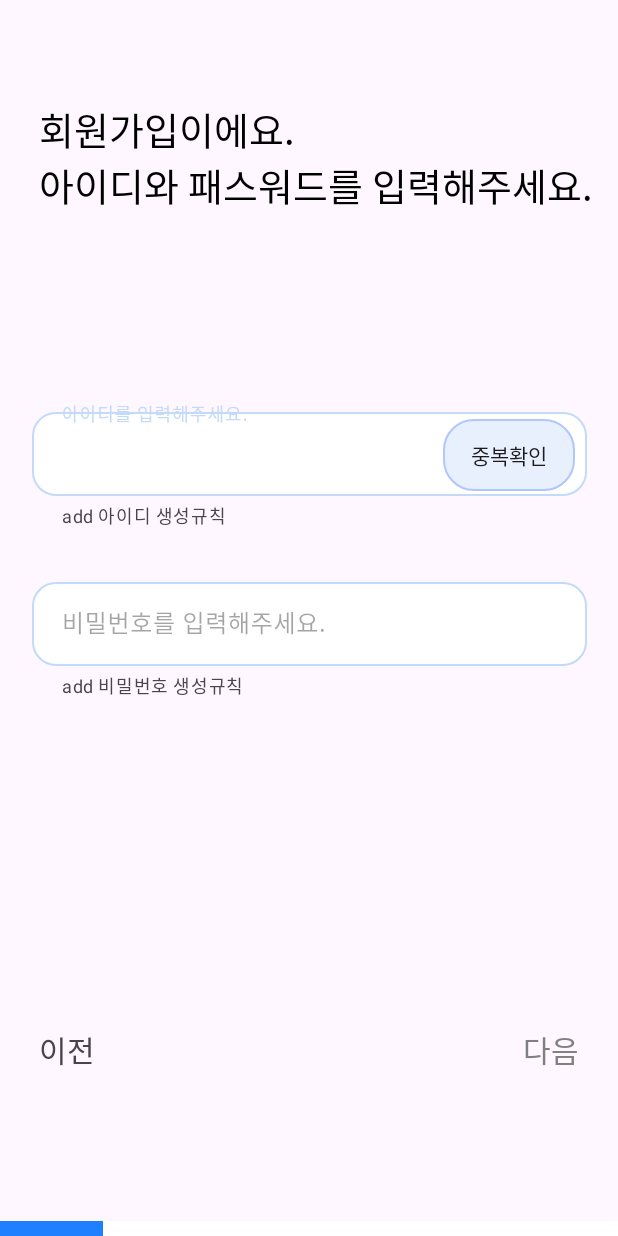
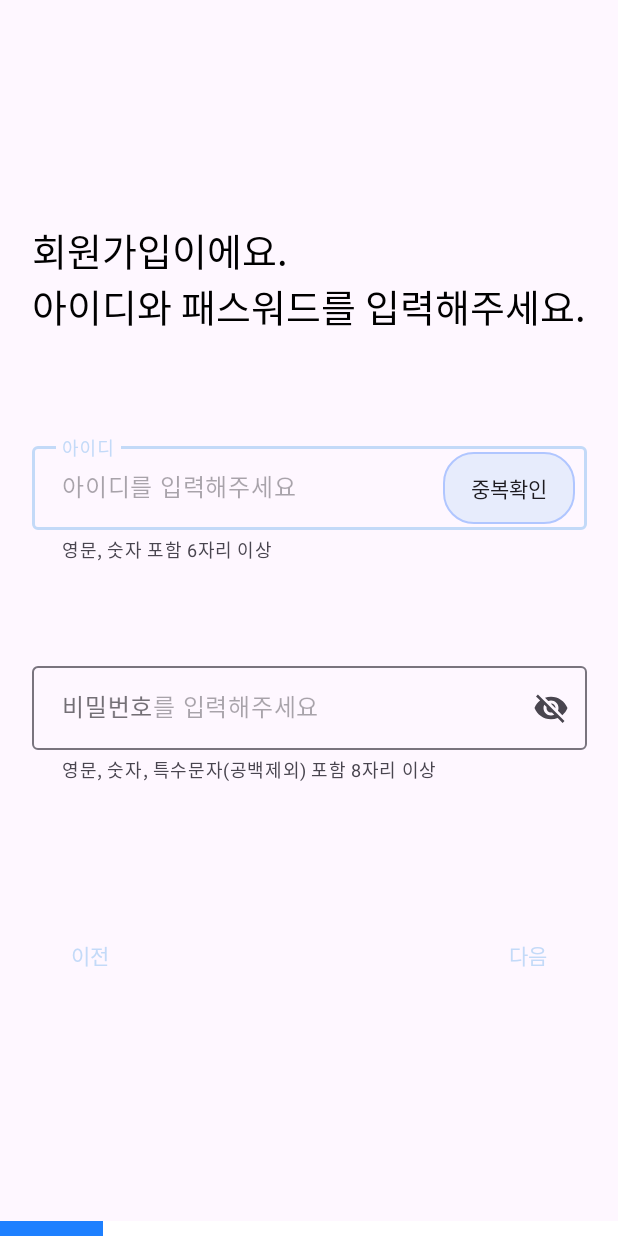
Before and after one commit to SeLino98/TravelMaker, an Android app: the screen it shows after launch (SignupActivity), on a phone screen of 412 x 824 dp. Run offline under Robolectric (Android 15) with nearby library versions, the phone set to English and light mode, and no system bars; our stand-ins replace Dagger/Hilt's generated code; 3 statements that could not run were skipped.

Commit message:
Feat: SignupIdPwFragment.kt

```diff
--- a/travelmaker_android/app/src/main/java/com/gumibom/travelmaker/ui/signup/SignupIdPwFragment.kt
+++ b/travelmaker_android/app/src/main/java/com/gumibom/travelmaker/ui/signup/SignupIdPwFragment.kt
@@ -1,6 +1,8 @@
 package com.gumibom.travelmaker.ui.signup
 
 import android.os.Bundle
+import android.text.Editable
+import android.text.TextWatcher
 import android.util.Log
 import android.view.LayoutInflater
 import android.view.View
@@ -14,10 +16,12 @@ import com.gumibom.travelmaker.databinding.FragmentSignupIdPwBinding
 
 private const val TAG = "SignupIdPwFragment_싸피"
 class SignupIdPwFragment : Fragment() {
+//  0. var, val 설정
     private var _binding : FragmentSignupIdPwBinding? = null
     private val binding get() = _binding!!
     private val signupViewModel : SignupViewModel by activityViewModels()
     private var isNextPage = false
+
 // 1. onCreateView
     override fun onCreateView(
         inflater: LayoutInflater,
@@ -27,43 +31,99 @@ class SignupIdPwFragment : Fragment() {
         _binding = FragmentSignupIdPwBinding.inflate(inflater,container,false)
         return binding.root
     }
+
 // 2. onViewCreated
     override fun onViewCreated(view: View, savedInstanceState: Bundle?) {
         super.onViewCreated(view, savedInstanceState)
+        // 아이디 유효성 검사를 통과 하면, 중복검사 버튼이 활성화됨.
+        // 2-1-1.아이디 유효성 검사
+        binding.etSignupId.addTextChangedListener(object: TextWatcher{
+            // a. 내가 작성 하면서 이벤트 발동
+            override fun beforeTextChanged(s: CharSequence?, start: Int, count: Int, after: Int) {
 
+            }
+            // b. 입력란에 변화가 있을시 발동
+            override fun onTextChanged(s: CharSequence?, start: Int, before: Int, count: Int) {
+            }
+            // c. 입력이 끝났을때 발동
+            override fun afterTextChanged(s: Editable?) {
+                // 텍스트가 변경된 후의 로직
+                s?.let {
+                    // 유효성 검사 실행
+                    val isValidId = validateId(it.toString())
+                    // 중복 확인 버튼 활성화/비활성화
+                    binding.btnSignupId.isEnabled = isValidId
+                }
+            }
+        })
+        // 2-1-2. 비밀번호 유효성 검사
+        binding.etSignupPw.addTextChangedListener(object: TextWatcher{
+            override fun beforeTextChanged(p0: CharSequence?, start: Int, count: Int, after: Int) {
+            }
+            override fun onTextChanged(p0: CharSequence?, start: Int, before: Int, count: Int) {
+            }
+
+            override fun afterTextChanged(p: Editable?) {
+                p?.let {
+                    // 유효성 검사 실행
+                    val isValidPassword = validatePassword(it.toString())
+                    // 중복 확인 버튼 활성화/비활성화
+                    binding.btnSignup1Next.isEnabled = isValidPassword
+            }
+        })
+
+        // 2-2. 불변형 객체로 양방향 바인딩의 '아이디 중복검사버튼'(이하 '중복버튼').. 정의
         val noDuplicationBtn = binding.btnSignupId
-        noDuplicationBtn.setOnClickListener{
+        // 2-3. 중복버튼에 setOnClickListener 달기.
+
+            noDuplicationBtn.setOnClickListener{
+            // 2-4. idContents 라는 id_et창에 친 내용을 string으로 변환한 내용.. 정의
+
             val idContents = binding.etSignupId.text.toString()
-            signupViewModel.checkId(idContents)
-        }
+            // 2-5. checkId라는 (뷰모델에서 정의했던) 함수로 idContents를 검사함
+                signupViewModel.checkId(idContents)
+            }
+            // 1) 버튼을 누를때마다 뷰모델에 liveData를 만들고, 2) 데이터에 옵저버를 달고,
+            // 3) 값이 바뀔 때마다 4) onChanged 메소드가 호출되는 것을 확인한다
+
+        // 2-6. observeData() 함수를 작동 시킨다.
         observeData()
     }
-// 3. observeData()
-    private fun observeData(){
-        signupViewModel.isDuplicatedId.observe(viewLifecycleOwner){it ->
-            if (it == true){
-                Toast.makeText(requireContext(),"중복된 아이디 입니다.",Toast.LENGTH_LONG).show()
-//                '중복된 아이디 입니다.' 라고 toast 뜨기
-            } else {
-                Toast.makeText(requireContext(),"가능한 아이디 입니다.",Toast.LENGTH_LONG).show()
-//                '사용가능한 아이디 입니다.' 라고 toast 뜨기
-            }
+
+    // 3-1. validateId(). 아이디 유효성 검사 함수
+    private fun validateId(id: String): Boolean {
+        // 예: 아이디 길이 및 문자 조건 검사
+        if (id.length > 6 || !id.matches(Regex("^(?=.*[A-Za-z])(?=.*\\d)[A-Za-z\\d]+\$"))) {
+            return false // 유효성 검사 실패
         }
+        return true // 유효성 검사 통과
     }
 
-    // 다음 Text가 활성화 되는 함수
-    // isNextPage = true 되려면... 중복 아닌 아이디 & 비밀번호칸 차야함.
+    // 3-2. validatePassword(). 비밀번호 유효성 검사 함수
+
+    private fun validatePassword(password: String): Boolean {
+        // 비밀번호 유효성 검사: 최소 8자 이상, 알파벳, 숫자, 특수 문자를 포함해야 함
+        return password.matches(Regex("^(?=.*[A-Za-z])(?=.*\\d)(?=.*[@\$!%*?&])[A-Za-z\\d@\$!%*?&]{8,}$"))
+    }
+
+}
+
+    // next 버튼이 활성화 되는 함수
+    // isNextPage = true 되려면..?
+    // 1)아이디 유효성 검사 통과 + 2)아이디 중복검사 통과 + 3)비밀번호 중복검사 통과 되야함
     private fun setNextToggle(){
         val activeColor = ContextCompat.getColor(requireContext(), R.color.black)
-        val notActiveColor = ContextCompat.getColor(requireContext(), R.color.light_gray)
-
+        val nonActiveColor = ContextCompat.getColor(requireContext(), R.color.light_gray)
         signupViewModel.isDuplicatedId.observe(viewLifecycleOwner) {it ->
             Log.d(TAG, "setNextToggle: ")
+            // 중복된 아이디가 아닌 경우
             if (it == false){
-                binding.tvSignupIdPwNext.setTextColor(activeColor)
+                // 이전 버튼의 색을 activeColor 로 변경하고, isNextPage 값을 true로 변경
+                binding.btnSignup1Next.setTextColor(activeColor)
                 isNextPage = true
+            // 중복된 아이디가 맞는 경우
             } else {
-                binding.tvSignupIdPwNext.setTextColor(notActiveColor)
+                // isNextPage 값을 false로 변경
                 isNextPage = false
             }
         }
--- a/travelmaker_android/app/src/main/java/com/gumibom/travelmaker/ui/signup/SignupViewModel.kt
+++ b/travelmaker_android/app/src/main/java/com/gumibom/travelmaker/ui/signup/SignupViewModel.kt
@@ -21,17 +21,17 @@ class SignupViewModel @Inject constructor(
     private val getNaverLocationUseCase: GetNaverLocationUseCase,
     private val getGoogleLocationUseCase: GetGoogleLocationUseCase,
     private val checkDuplicatedIdUseCase: CheckDuplicatedIdUseCase
+
 ) : ViewModel() {
     /*
-        변수 사용하는 공간
+        변수 사용하는 공간 시작
      */
 
-    // 우건
-    // 가변형 변수는 바로 아래쪽에 몰아놓기
+    // 가변형 변수 자리
     var selectAddress = ""
 
-
-
+    // 가변형 변수 자리
+// 우건
     private val _address = MutableLiveData<String>()
     val address : LiveData<String> = _address
 
@@ -40,21 +40,20 @@ class SignupViewModel @Inject constructor(
 
     private val _googleAddressList = MutableLiveData<MutableList<Address>>()
     val googleAddressList : LiveData<MutableList<Address>> = _googleAddressList
-    // 우건
-
-    // 지원
+// 지원
     private val _isDuplicatedId = MutableLiveData<Boolean>()
     val isDuplicatedId : LiveData<Boolean> = _isDuplicatedId
-    // 지원
-
-    // 인호
-    // 인호
+// 인호
 
     /*
-        함수 사용하는 공간
+        변수 사용하는 공간 끝
+    */
+
+
+    /*
+        함수 사용하는 공간 시작
      */
-
-    // 우건
+// 우건
 
     // 네이버 장소 검색 리스트 받기
     fun getNaverLocation(idKey : String, secretKey : String, location : String, display : Int) {
@@ -84,16 +83,16 @@ class SignupViewModel @Inject constructor(
 
     // TODO UseCase 주입 받아서 번호 인증 로직 구현하기
 
-    // 우건
-
-    // 지원
+// 지원
     fun checkId(id: String) {
         viewModelScope.launch {
-//            val isCheckId = checkDuplicatedIdUseCase.checkDuplicatedId(id)!!
-//            _isDuplicatedId.value = isCheckId
+        // '중복된 아디이인지' 의 기본값 = false: 중복된 아이디가 아닙니다.
             _isDuplicatedId.value = false
         }
     }
+// 인호
 
-    // 지원
 }
+/*
+    함수 사용하는 공간 끝
+ */
--- /dev/null
+++ b/travelmaker_android/app/src/main/res/drawable/btn_ripple_effect.xml
@@ -0,0 +1,9 @@
+<?xml version="1.0" encoding="utf-8"?>
+<ripple xmlns:android="http://schemas.android.com/apk/res/android"
+    android:color="#0768B5">
+    <item android:id="@android:id/background">
+        <shape android:shape="rectangle">
+            <solid android:color="#FFFFFF"/>
+        </shape>
+    </item>
+</ripple>
--- a/travelmaker_android/app/src/main/res/layout/fragment_signup_id_pw.xml
+++ b/travelmaker_android/app/src/main/res/layout/fragment_signup_id_pw.xml
@@ -11,31 +11,40 @@
         style="@style/Text.Title"
         android:layout_width="wrap_content"
         android:layout_height="wrap_content"
-        android:layout_marginStart="26dp"
-        android:layout_marginTop="67dp"
-        android:text="회원가입이에요.\n아이디와 패스워드를 입력해주세요."
+        android:text="@string/signup_idpw_title"
+
+        app:layout_constraintHorizontal_bias="0.5"
+        app:layout_constraintVertical_bias="0.2"
         app:layout_constraintStart_toStartOf="parent"
         app:layout_constraintTop_toTopOf="parent"
+        app:layout_constraintEnd_toEndOf="parent"
+        app:layout_constraintBottom_toBottomOf="parent"
         />
+
 
     <com.google.android.material.textfield.TextInputLayout
         android:id="@+id/til_signup_id"
         android:layout_width="370dp"
         android:layout_height="wrap_content"
-        android:layout_marginTop="269dp"
-        app:helperText="add 아이디 생성규칙"
+
+        app:helperText="@string/signup_id_helper_msg"
+        android:hint="@string/signup_label_id"
+        style="@style/TextLabel"
+
+        app:layout_constraintHorizontal_bias="0.5"
+        app:layout_constraintVertical_bias="0.4"
         app:layout_constraintStart_toStartOf="parent"
         app:layout_constraintTop_toTopOf="parent"
         app:layout_constraintEnd_toEndOf="parent"
-        android:textColorHint="@color/hint_color"
+        app:layout_constraintBottom_toBottomOf="parent"
         >
 
         <com.google.android.material.textfield.TextInputEditText
             android:id="@+id/et_signup_id"
-            android:background="@drawable/background_location_edittext"
+
             android:layout_width="match_parent"
             android:layout_height="56dp"
-            android:hint="아이디를 입력해주세요."
+            android:hint="@string/signup_hint_id_msg"
             android:paddingStart="20dp"
             android:paddingEnd="20dp"/>
 
@@ -47,63 +56,111 @@
         android:layout_height="wrap_content"
 
         app:layout_constraintEnd_toEndOf="@+id/til_signup_id"
-        app:layout_constraintTop_toTopOf="@+id/til_signup_id"
-        app:layout_constraintBottom_toBottomOf="@+id/til_signup_id"
-
-        android:layout_marginBottom="16dp"
+        app:layout_constraintTop_toBottomOf="@id/til_signup_id"
+        app:layout_constraintTop_toTopOf="@id/til_signup_id"
+        android:layout_marginTop="9dp"
         android:layout_marginEnd="8dp"
 
-        android:text="중복확인"
+        android:text="@string/signup_btn_check_dup_id"
         android:background="@drawable/btn_duplicate_check"
         />
+
+
 
     <com.google.android.material.textfield.TextInputLayout
         android:id="@+id/til_signup_pw"
         android:layout_width="370dp"
         android:layout_height="wrap_content"
-        android:layout_marginTop="30dp"
-        app:helperText="add 비밀번호 생성규칙"
+
+        app:helperText="@string/signup_pw_helper_msg"
+        android:hint="@string/signup_label_pw"
+        style="@style/TextLabel"
+        app:endIconMode="password_toggle"
+
+        app:layout_constraintHorizontal_bias="0.5"
+        app:layout_constraintVertical_bias="0.6"
         app:layout_constraintStart_toStartOf="parent"
-        app:layout_constraintTop_toBottomOf="@id/til_signup_id"
+        app:layout_constraintTop_toTopOf="parent"
         app:layout_constraintEnd_toEndOf="parent"
-        android:textColorHint="@color/hint_color"
+        app:layout_constraintBottom_toBottomOf="parent"
         >
 
         <com.google.android.material.textfield.TextInputEditText
             android:id="@+id/et_signup_pw"
-            android:background="@drawable/background_location_edittext"
+
             android:layout_width="match_parent"
             android:layout_height="56dp"
-            android:hint="비밀번호를 입력해주세요."
+            android:hint="@string/signup_hint_pw_msg"
             android:paddingStart="20dp"
             android:paddingEnd="20dp"/>
 
     </com.google.android.material.textfield.TextInputLayout>
 
-    <TextView
-        android:id="@+id/tv_signup_id_pw_before"
+
+
+    <Button
+        android:id="@+id/btn_signup1_previous"
+        style="@style/Widget.Material3.Button.TextButton"
         android:layout_width="wrap_content"
         android:layout_height="wrap_content"
-        android:text="이전"
-        android:textSize="20sp"
+        android:text="@string/signup_previous"
+        android:background="@drawable/btn_ripple_effect"
+
+        app:layout_constraintHorizontal_bias="0.05"
+        app:layout_constraintVertical_bias="0.8"
         app:layout_constraintStart_toStartOf="parent"
-        android:layout_marginStart="26dp"
+        app:layout_constraintTop_toTopOf="parent"
+        app:layout_constraintEnd_toEndOf="parent"
         app:layout_constraintBottom_toBottomOf="parent"
-        android:layout_marginBottom="99dp"
-        />
 
-    <TextView
-        android:id="@+id/tv_signup_id_pw_next"
-        android:layout_width="wrap_content"
-        android:layout_height="wrap_content"
-        android:text="다음"
-        android:textSize="20sp"
-        app:layout_constraintEnd_toEndOf="parent"
-        android:layout_marginEnd="26dp"
-        app:layout_constraintBottom_toBottomOf="parent"
-        android:layout_marginBottom="99dp"
-        style="@style/Text.Regular20.gray"
         />
 
 
+
+    <Button
+        android:id="@+id/btn_signup1_next"
+        style="@style/Widget.Material3.Button.TextButton"
+        android:layout_width="wrap_content"
+        android:layout_height="wrap_content"
+        android:text="@string/signup_next"
+        android:background="@drawable/btn_ripple_effect"
+
+        app:layout_constraintHorizontal_bias="0.95"
+        app:layout_constraintVertical_bias="0.8"
+        app:layout_constraintStart_toStartOf="parent"
+        app:layout_constraintTop_toTopOf="parent"
+        app:layout_constraintEnd_toEndOf="parent"
+        app:layout_constraintBottom_toBottomOf="parent"
+        />
+
+
+
+<!--    <TextView-->
+<!--        android:id="@+id/tv_signup_id_pw_before"-->
+<!--        android:layout_width="wrap_content"-->
+<!--        android:layout_height="wrap_content"-->
+<!--        android:text="이전"-->
+<!--        android:textSize="20sp"-->
+<!--        app:layout_constraintStart_toStartOf="parent"-->
+<!--        android:layout_marginStart="26dp"-->
+<!--        app:layout_constraintBottom_toBottomOf="parent"-->
+<!--        android:layout_marginBottom="99dp"-->
+<!--        />-->
+
+
+
+<!--    <TextView-->
+<!--        android:id="@+id/tv_signup_id_pw_next"-->
+<!--        android:layout_width="wrap_content"-->
+<!--        android:layout_height="wrap_content"-->
+<!--        android:text="다음"-->
+<!--        android:textSize="20sp"-->
+<!--        app:layout_constraintEnd_toEndOf="parent"-->
+<!--        android:layout_marginEnd="26dp"-->
+<!--        app:layout_constraintBottom_toBottomOf="parent"-->
+<!--        android:layout_marginBottom="99dp"-->
+<!--        style="@style/Text.Regular20.gray"-->
+<!--        />-->
+
+
 </androidx.constraintlayout.widget.ConstraintLayout>
--- a/travelmaker_android/app/src/main/res/values/strings.xml
+++ b/travelmaker_android/app/src/main/res/values/strings.xml
@@ -1,9 +1,24 @@
 <resources>
     <string name="app_name">travelmaker</string>
+
+    <!-- 공용 문구 -->
     <string name="signup_previous">이전</string>
     <string name="signup_next">다음</string>
+
+    <!-- 회원가입 1 아이디 와 패스워드  -->
+    <string name="signup_idpw_title">회원가입이에요.\n아이디와 패스워드를 입력해주세요.</string>
+    <string name="signup_hint_id_msg">아이디를 입력해주세요</string>
+    <string name="signup_hint_pw_msg">비밀번호를 입력해주세요</string>
+    <string name="signup_id_helper_msg">영문, 숫자 포함 6자리 이상</string>
+    <string name="signup_pw_helper_msg">영문, 숫자, 특수문자(공백제외) 포함 8자리 이상</string>
+    <string name="signup_label_id">아이디</string>
+    <string name="signup_label_pw">비밀번호</string>
+    <string name="signup_btn_check_dup_id">중복확인</string>
+
+    <!-- 회원가입 3 동네인증   -->
     <string name="signup_title">동네인증을 해주세요!</string>
     <string name="signup_title2">본인이 살고 있는 곳을 검색해\n입력해주세요.</string>
+
     <!-- TODO: Remove or change this placeholder text -->
     <string name="hello_blank_fragment">Hello blank fragment</string>
 
```
